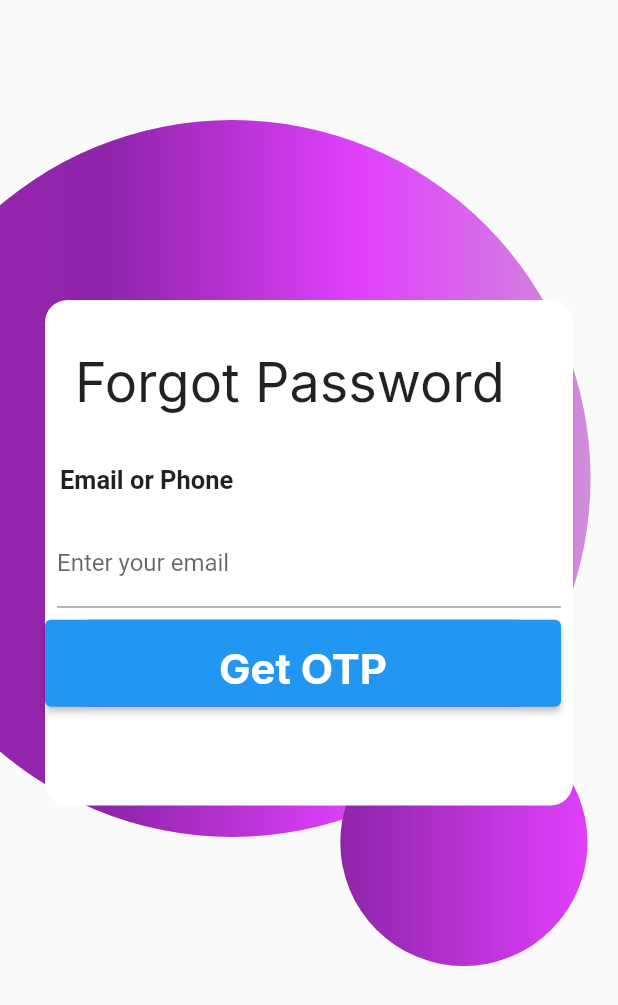
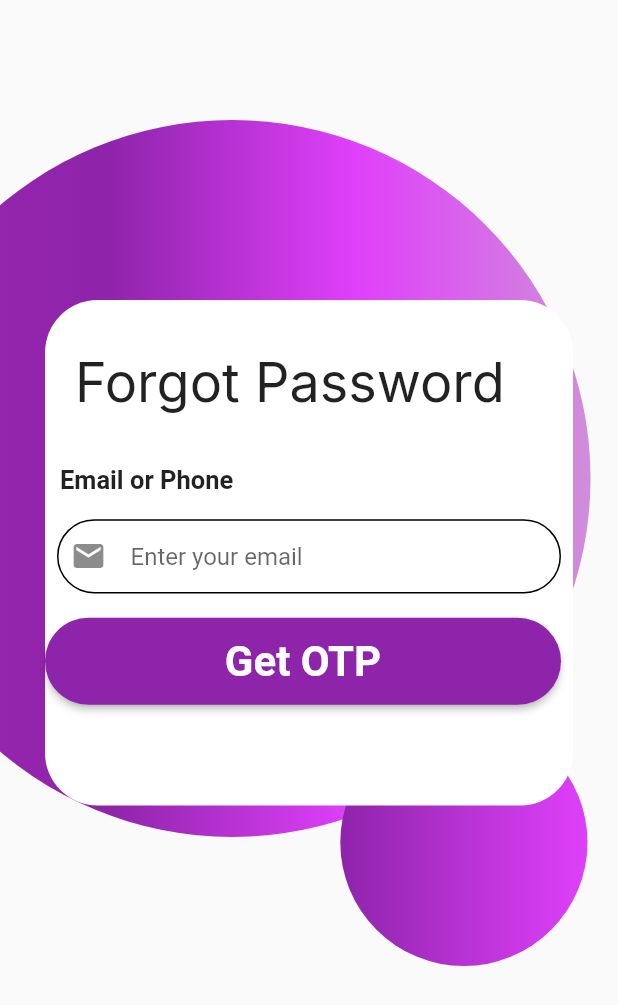
Before and after one commit to Naman-Gayakwad/GameOn-, a Flutter app: the screen it shows after launch, on a phone screen of 412 x 824 dp. Shown: the top 1005 px of the screen. Run offline on Flutter 3.47's test engine with Material 2 defaults, Android fonts, the phone set to English and light mode, and no system bars; our stand-ins replace cloud_firestore, connectivity_plus, firebase_auth, firebase_core, font_awesome_flutter, google_fonts and 4 more; missing offline and left inert: flutter_facebook_auth; accounts and stored records are empty.

Commit message:
minor changes in forgot password screen

```diff
--- a/lib/screens/forgot_password_screen.dart
+++ b/lib/screens/forgot_password_screen.dart
@@ -10,18 +10,19 @@ class ForgotPassword extends StatefulWidget {
 }
 
 class _ForgotPasswordState extends State<ForgotPassword> {
+  TextEditingController forgotPasswordController = TextEditingController();
   @override
   Widget build(BuildContext context) {
     return Stack(
       children: [
         const DoubleCircle(),
         Padding(
-          padding: EdgeInsets.fromLTRB(30, 200, 30, 0),
+          padding: const EdgeInsets.fromLTRB(30, 200, 30, 0),
           child: Container(
             height: 337,
             width: 376,
             decoration: BoxDecoration(
-                color: Colors.white, borderRadius: BorderRadius.circular(15)),
+                color: Colors.white, borderRadius: BorderRadius.circular(35)),
             child: Column(
               mainAxisAlignment: MainAxisAlignment.start,
               crossAxisAlignment: CrossAxisAlignment.start,
@@ -49,39 +50,49 @@ class _ForgotPasswordState extends State<ForgotPassword> {
                   ),
                 ),
                 SizedBox(height: MediaQuery.of(context).size.height * 0.01),
-                const Padding(
-                  padding: EdgeInsets.all(8.0),
-                  child: TextField(
-                    decoration: InputDecoration(
-                      label: Text('Enter your email'),
-                    ),
-                  ),
-                ),
-                Container(
-                  height: 58,
-                  width: 344,
-                  // color: Colors.red,
-                  decoration: BoxDecoration(
-                      borderRadius: BorderRadius.circular(58),
-                      color: Colors.purpleAccent),
-                  child: ElevatedButton(
-                    onPressed: () {
-                      print('get OTP Pressed');
-                    },
-                    style: ButtonStyle(),
+                Padding(
+                  padding: const EdgeInsets.all(8.0),
+                  child: Container(
+                    height: MediaQuery.of(context).size.height * 0.06,
+                    width: MediaQuery.of(context).size.width * 0.87,
+                    decoration: BoxDecoration(
+                        borderRadius: BorderRadius.circular(40),
+                        color: Colors.white,
+                        border: Border.all(color: Colors.black)),
                     child: Padding(
-                      padding: const EdgeInsets.only(top: 8),
-                      child: Text(
-                        'Get OTP',
-                        style: GoogleFonts.inter(
-                            color: Colors.white,
-                            fontSize: 28,
-                            fontWeight: FontWeight.bold),
-                        textAlign: TextAlign.center,
+                      padding: const EdgeInsets.only(left: 8),
+                      child: TextField(
+                        controller: forgotPasswordController,
+                        onChanged: (value) {
+                          setState(() {});
+                        },
+                        decoration: const InputDecoration(
+                          icon: Icon(Icons.email),
+                          border: InputBorder.none,
+                          hintText: 'Enter your email',
+                        ),
+                        keyboardType: TextInputType.emailAddress,
                       ),
                     ),
                   ),
                 ),
+                SizedBox(
+                  height: MediaQuery.of(context).size.height * 0.01,
+                ),
+                ElevatedButton(
+                  onPressed: () {},
+                  style: ElevatedButton.styleFrom(
+                    shape: RoundedRectangleBorder(
+                        borderRadius: BorderRadius.circular(100)),
+                    alignment: Alignment.center,
+                    backgroundColor: Colors.purple.shade600,
+                    minimumSize: const Size(344, 58),
+                  ),
+                  child: const Text(
+                    'Get OTP',
+                    style: TextStyle(fontWeight: FontWeight.bold, fontSize: 28),
+                  ),
+                )
               ],
             ),
           ),
```
